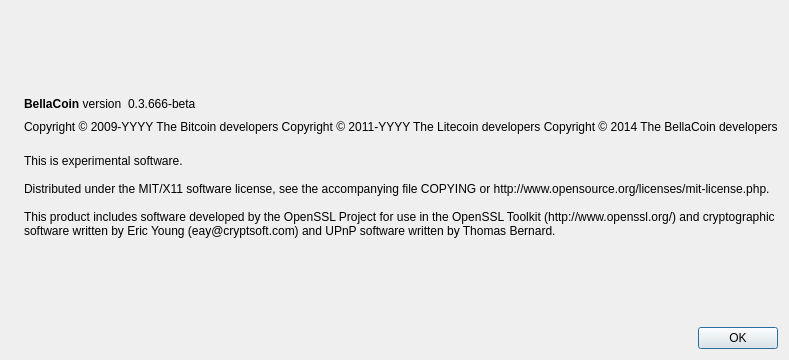
Above: src/qt/forms/aboutdialog.ui from TheAmbiaFund/Belacoin before the change. Below: the same form after it.
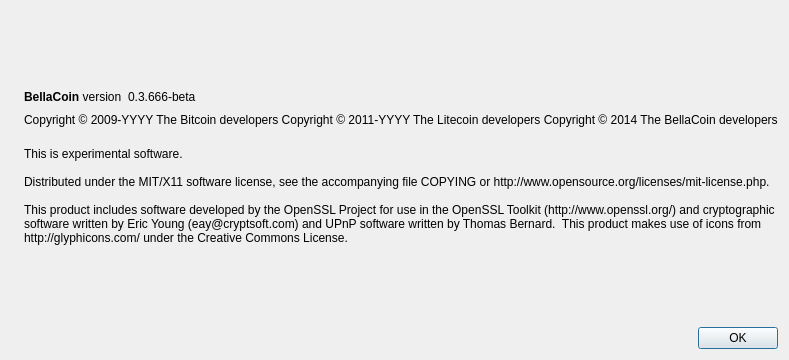
That is the form after the change. Icons and pictures are not drawn.

What changed in the file:
```diff
--- a/src/qt/forms/aboutdialog.ui
+++ b/src/qt/forms/aboutdialog.ui
@@ -114,7 +114,7 @@
 
 Distributed under the MIT/X11 software license, see the accompanying file COPYING or http://www.opensource.org/licenses/mit-license.php.
 
-This product includes software developed by the OpenSSL Project for use in the OpenSSL Toolkit (http://www.openssl.org/) and cryptographic software written by Eric Young (eay@cryptsoft.com) and UPnP software written by Thomas Bernard.</string>
+This product includes software developed by the OpenSSL Project for use in the OpenSSL Toolkit (http://www.openssl.org/) and cryptographic software written by Eric Young (eay@cryptsoft.com) and UPnP software written by Thomas Bernard.  This product makes use of icons from http://glyphicons.com/ under the Creative Commons License.</string>
        </property>
        <property name="wordWrap">
         <bool>true</bool>
```
